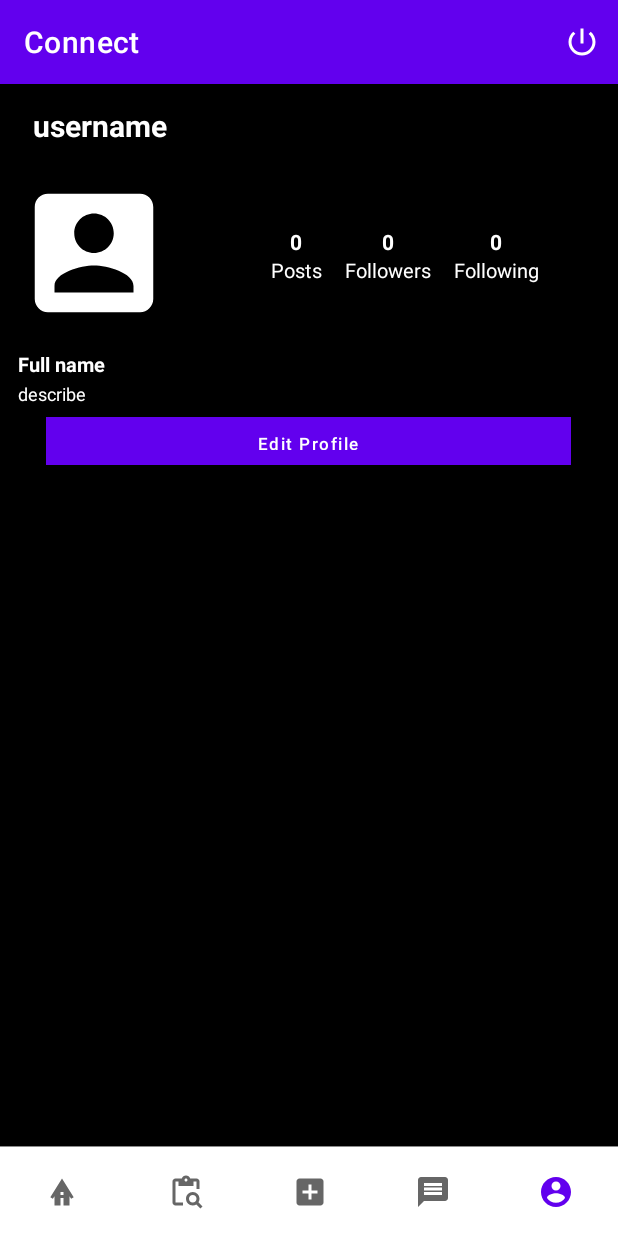
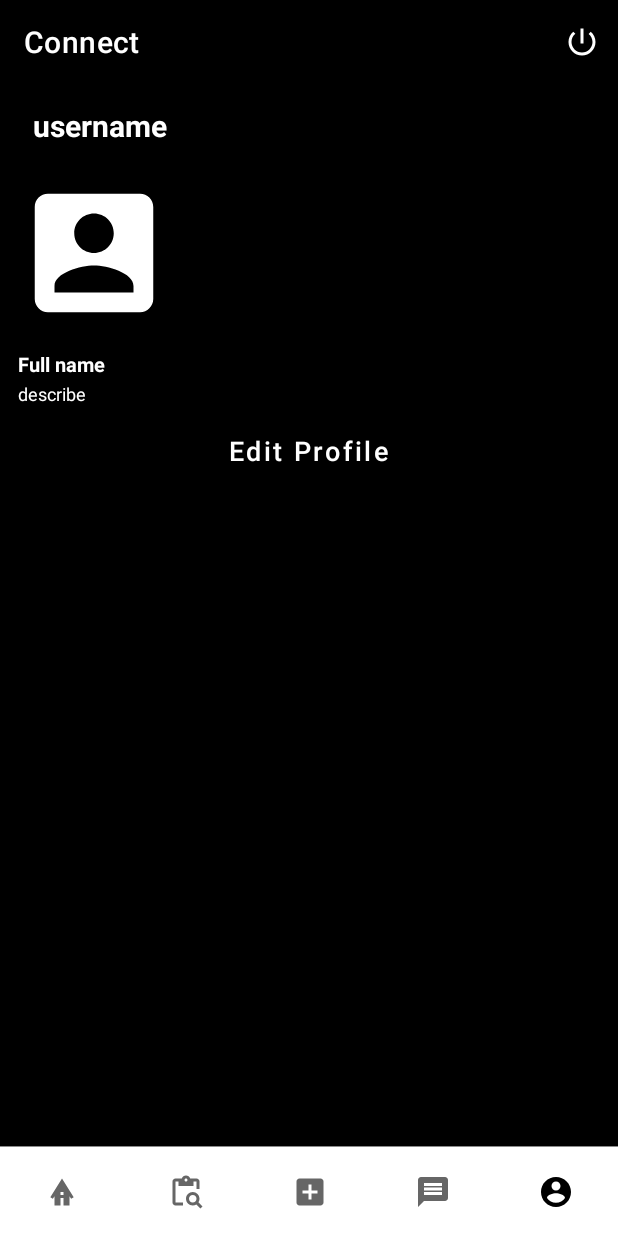
Before and after one commit to maciulski11/Connect, an Android app: the screen it shows after launch (MainActivity), item 5 of the bottom bar chosen, on a phone screen of 412 x 824 dp. Run offline under Robolectric (Android 15) with nearby library versions, the phone set to English and light mode, and no system bars; our stand-ins replace CircleImageView, Firebase (no records; nobody signed in at launch, a user with empty details on screens opened directly), navigation-ui; libraries missing offline, so code that uses them is left out: uk.co.senab; pictures from the network do not load; 1 statement that could not run was skipped.

Commit message:
update 2.0.0

```diff
--- a/app/src/main/java/com/example/connect/activity/EditPostActivity.kt
+++ b/app/src/main/java/com/example/connect/activity/EditPostActivity.kt
@@ -54,7 +54,7 @@ class EditPostActivity: AppCompatActivity() {
 
 
                     nameEditPost.text = postName
-                    placeEditPost.text = place
+                    placeTV.text = place
                     descriptionEditPost.text = postDescription
 
                     Glide.with(this@EditPostActivity)
--- a/app/src/main/java/com/example/connect/data/Posts.kt
+++ b/app/src/main/java/com/example/connect/data/Posts.kt
@@ -9,5 +9,5 @@ data class Posts(
     val image_photo: String? = null,
     var place: String? = null,
     var image: String? = null,
-    var timestamp: Timestamp? = null
-)
+    var date: Timestamp? = null
+    )
--- a/app/src/main/java/com/example/connect/screens/AddPostsFragment.kt
+++ b/app/src/main/java/com/example/connect/screens/AddPostsFragment.kt
@@ -24,7 +24,6 @@ import com.google.firebase.Timestamp
 import com.google.firebase.auth.FirebaseAuth
 import com.google.firebase.firestore.FirebaseFirestore
 import com.google.firebase.firestore.SetOptions
-import com.google.type.Date
 import kotlinx.android.synthetic.main.fragment_add_posts.*
 import java.io.ByteArrayOutputStream
 import java.util.*
@@ -177,7 +176,7 @@ class AddPostsFragment() : BaseFragment() {
         val uid = fbAuth.currentUser!!.uid
 
         val dataPosts = hashMapOf(
-            "timestamp" to Timestamp.now(),
+            "date" to Timestamp.now(),
             "image_photo" to "",
             "name" to "",
             "uid" to uid,
--- a/app/src/main/res/drawable/ic_baseline_search_24.xml
+++ b/app/src/main/res/drawable/ic_baseline_search_24.xml
@@ -2,8 +2,7 @@
     android:width="24dp"
     android:height="24dp"
     android:viewportWidth="24"
-    android:viewportHeight="24"
-    android:tint="?attr/colorControlNormal">
+    android:viewportHeight="24">
   <path
       android:fillColor="@android:color/white"
       android:pathData="M15.5,14h-0.79l-0.28,-0.27C15.41,12.59 16,11.11 16,9.5 16,5.91 13.09,3 9.5,3S3,5.91 3,9.5 5.91,16 9.5,16c1.61,0 3.09,-0.59 4.23,-1.57l0.27,0.28v0.79l5,4.99L20.49,19l-4.99,-5zM9.5,14C7.01,14 5,11.99 5,9.5S7.01,5 9.5,5 14,7.01 14,9.5 11.99,14 9.5,14z"/>
--- a/app/src/main/res/drawable/lupka.xml
+++ b/app/src/main/res/drawable/lupka.xml
@@ -1,6 +1,8 @@
 <vector android:height="30dp" android:tint="@color/white"
     android:viewportHeight="24" android:viewportWidth="24"
     android:width="30dp" xmlns:android="http://schemas.android.com/apk/res/android">
-    <path android:fillColor="@android:color/white" android:pathData="M5,5h2v3h10V5h2v5h2V5c0,-1.1 -0.9,-2 -2,-2h-4.18C14.4,1.84 13.3,1 12,1S9.6,1.84 9.18,3H5C3.9,3 3,3.9 3,5v14c0,1.1 0.9,2 2,2h5v-2H5V5zM12,3c0.55,0 1,0.45 1,1s-0.45,1 -1,1s-1,-0.45 -1,-1S11.45,3 12,3z"/>
-    <path android:fillColor="@android:color/white" android:pathData="M20.3,18.9c0.4,-0.7 0.7,-1.5 0.7,-2.4c0,-2.5 -2,-4.5 -4.5,-4.5S12,14 12,16.5s2,4.5 4.5,4.5c0.9,0 1.7,-0.3 2.4,-0.7l2.7,2.7l1.4,-1.4L20.3,18.9zM16.5,19c-1.4,0 -2.5,-1.1 -2.5,-2.5c0,-1.4 1.1,-2.5 2.5,-2.5s2.5,1.1 2.5,2.5C19,17.9 17.9,19 16.5,19z"/>
+    <path android:fillColor="@android:color/white"
+        android:pathData="M5,5h2v3h10V5h2v5h2V5c0,-1.1 -0.9,-2 -2,-2h-4.18C14.4,1.84 13.3,1 12,1S9.6,1.84 9.18,3H5C3.9,3 3,3.9 3,5v14c0,1.1 0.9,2 2,2h5v-2H5V5zM12,3c0.55,0 1,0.45 1,1s-0.45,1 -1,1s-1,-0.45 -1,-1S11.45,3 12,3z"/>
+    <path android:fillColor="@android:color/white"
+        android:pathData="M20.3,18.9c0.4,-0.7 0.7,-1.5 0.7,-2.4c0,-2.5 -2,-4.5 -4.5,-4.5S12,14 12,16.5s2,4.5 4.5,4.5c0.9,0 1.7,-0.3 2.4,-0.7l2.7,2.7l1.4,-1.4L20.3,18.9zM16.5,19c-1.4,0 -2.5,-1.1 -2.5,-2.5c0,-1.4 1.1,-2.5 2.5,-2.5s2.5,1.1 2.5,2.5C19,17.9 17.9,19 16.5,19z"/>
 </vector>
--- a/app/src/main/res/layout/fragment_posts.xml
+++ b/app/src/main/res/layout/fragment_posts.xml
@@ -4,7 +4,8 @@
     android:layout_height="match_parent"
     xmlns:tools="http://schemas.android.com/tools"
     xmlns:app="http://schemas.android.com/apk/res-auto"
-    android:orientation="vertical">
+    android:orientation="vertical"
+    android:background="@color/black">
 
     <androidx.recyclerview.widget.RecyclerView
         android:id="@+id/recyclerViewPosts"
--- a/app/src/main/res/layout/fragment_profile.xml
+++ b/app/src/main/res/layout/fragment_profile.xml
@@ -75,97 +75,6 @@
                     android:layout_marginTop="6dp"
                     android:layout_marginLeft="10dp"/>
 
-                <LinearLayout
-                    android:layout_width="190dp"
-                    android:layout_height="90dp"
-                    android:layout_marginLeft="60dp"
-                    android:layout_marginTop="15dp"
-                    android:orientation="vertical">
-
-                    <LinearLayout
-                        android:layout_width="match_parent"
-                        android:layout_height="match_parent"
-                        android:gravity="center"
-                        android:orientation="horizontal">
-
-                        <LinearLayout
-                            android:layout_width="wrap_content"
-                            android:layout_height="wrap_content"
-                            android:gravity="center"
-                            android:orientation="vertical">
-
-                            <TextView
-                                android:id="@+id/total_posts"
-                                android:layout_width="wrap_content"
-                                android:layout_height="wrap_content"
-                                android:text="0"
-                                android:textSize="14dp"
-                                android:textStyle="bold"
-                                android:textColor="@color/white"/>
-
-                            <TextView
-                            android:layout_width="wrap_content"
-                            android:layout_height="wrap_content"
-                            android:text="Posts"
-                            android:textSize="13dp"
-                            android:textColor="@color/white"/>
-
-                        </LinearLayout>
-
-                        <LinearLayout
-                            android:layout_width="wrap_content"
-                            android:layout_height="wrap_content"
-                            android:gravity="center"
-                            android:orientation="vertical">
-
-                            <TextView
-                                android:layout_width="wrap_content"
-                                android:layout_height="wrap_content"
-                                android:text="0"
-                                android:textSize="14dp"
-                                android:textStyle="bold"
-                                android:textColor="@color/white"/>
-
-                            <TextView
-                                android:id="@+id/total_followers"
-                                android:layout_width="wrap_content"
-                                android:layout_height="wrap_content"
-                                android:text="Followers"
-                                android:textSize="13dp"
-                                android:layout_marginLeft="15dp"
-                                android:layout_marginRight="15dp"
-                                android:textColor="@color/white"/>
-
-                        </LinearLayout>
-
-                        <LinearLayout
-                            android:layout_width="wrap_content"
-                            android:layout_height="wrap_content"
-                            android:gravity="center"
-                            android:orientation="vertical">
-
-                            <TextView
-                                android:layout_width="wrap_content"
-                                android:layout_height="wrap_content"
-                                android:text="0"
-                                android:textSize="14dp"
-                                android:textStyle="bold"
-                                android:textColor="@color/white"/>
-
-                            <TextView
-                                android:id="@+id/total_following"
-                                android:layout_width="wrap_content"
-                                android:layout_height="wrap_content"
-                                android:text="Following"
-                                android:textSize="13dp"
-                                android:textColor="@color/white"/>
-
-                        </LinearLayout>
-
-                    </LinearLayout>
-
-
-                </LinearLayout>
 
             </LinearLayout>
 
@@ -198,8 +107,8 @@
                 <Button
                     android:id="@+id/edit_account"
                     android:layout_width="350dp"
-                    android:layout_height="32dp"
-                    android:textSize="11dp"
+                    android:layout_height="40dp"
+                    android:textSize="18dp"
                     android:text="Edit Profile"
                     android:textAllCaps="false"
                     android:layout_gravity="center"
@@ -215,13 +124,13 @@
     <androidx.recyclerview.widget.RecyclerView
         android:id="@+id/recyclerViewProfile"
         android:layout_width="match_parent"
-        android:layout_height="406dp"
+        android:layout_height="60dp"
         android:layout_below="@+id/scroll_view"
         android:layout_alignParentBottom="true"
+        android:layout_marginLeft="1dp"
         android:layout_marginTop="3dp"
+        android:layout_marginRight="1dp"
         android:layout_marginBottom="2dp"
-        android:layout_marginLeft="1dp"
-        android:layout_marginRight="1dp"
         tools:listitem="@layout/item_small_image" />
 
 </RelativeLayout>
--- a/app/src/main/res/layout/fragment_share_posts.xml
+++ b/app/src/main/res/layout/fragment_share_posts.xml
@@ -42,7 +42,7 @@
             android:layout_height="wrap_content"
             android:text="Share"
             android:textSize="20sp"
-            android:textColor="@color/black"
+            android:textColor="@color/white"
             android:layout_gravity="center"
             android:layout_marginTop="8dp"/>
 
--- a/app/src/main/res/layout/item_find_photo.xml
+++ b/app/src/main/res/layout/item_find_photo.xml
@@ -9,10 +9,8 @@
         android:id="@+id/findPhoto"
         android:layout_width="142dp"
         android:layout_height="152dp"
-        android:layout_marginLeft="1dp"
-        android:layout_marginRight="1dp"
-        android:layout_marginTop="1dp"
-        android:layout_marginBottom="1dp"
+        android:layout_marginTop="2dp"
+        android:layout_marginBottom="2dp"
         android:background="@color/black"/>
 
 </LinearLayout>
--- a/app/src/main/res/layout/item_post.xml
+++ b/app/src/main/res/layout/item_post.xml
@@ -82,9 +82,10 @@
                 android:orientation="horizontal">
 
                 <ImageView
+                    android:id="@+id/localizationClick"
                     android:layout_width="22dp"
                     android:layout_height="22dp"
-                    android:layout_marginStart="7dp"
+                    android:layout_marginStart="2dp"
                     android:layout_marginTop="4dp"
                     android:src="@drawable/ic_location_24" />
 
@@ -92,7 +93,7 @@
                     android:id="@+id/placeTV"
                     android:layout_width="wrap_content"
                     android:layout_height="wrap_content"
-                    android:layout_marginStart="1dp"
+                    android:layout_marginStart="2dp"
                     android:layout_marginTop="3dp"
                     android:text="Wroclaw"
                     android:textColor="@color/white"
--- a/app/src/main/res/values/strings.xml
+++ b/app/src/main/res/values/strings.xml
@@ -6,6 +6,7 @@
     <string name="username">username</string>
     <string name="wejdź">wejdź</string>
     <string name="search">Search...</string>
+    <string name="returnn">Return</string>
 
 
 </resources>
--- a/app/src/main/res/values/themes.xml
+++ b/app/src/main/res/values/themes.xml
@@ -2,13 +2,13 @@
     <!-- Base application theme. -->
     <style name="Theme.Instugram" parent="Theme.MaterialComponents.DayNight.DarkActionBar">
         <!-- Primary brand color. -->
-        <item name="colorPrimary">@color/purple_500</item>
-        <item name="colorPrimaryVariant">@color/purple_700</item>
+        <item name="colorPrimary">@color/black</item>
+        <item name="colorPrimaryVariant">@color/black</item>
         <item name="colorOnPrimary">@color/white</item>
         <!-- Secondary brand color. -->
-        <item name="colorSecondary">@color/teal_200</item>
+        <item name="colorSecondary">@color/white</item>
         <item name="colorSecondaryVariant">@color/teal_700</item>
-        <item name="colorOnSecondary">@color/black</item>
+        <item name="colorOnSecondary">@color/white</item>
         <!-- Status bar color. -->
         <item name="android:statusBarColor" tools:targetApi="l">?attr/colorPrimaryVariant</item>
 
```
Also changed, not shown: app/src/main/java/com/example/connect/adapters/PostsAdapter.kt (+6 -1 lines), app/src/main/res/layout/activity_edit_post.xml (+34 -8 lines), app/src/main/res/layout/fragment_add_posts.xml (+4 -4 lines), app/src/main/res/layout/fragment_find.xml (+5 -4 lines).
